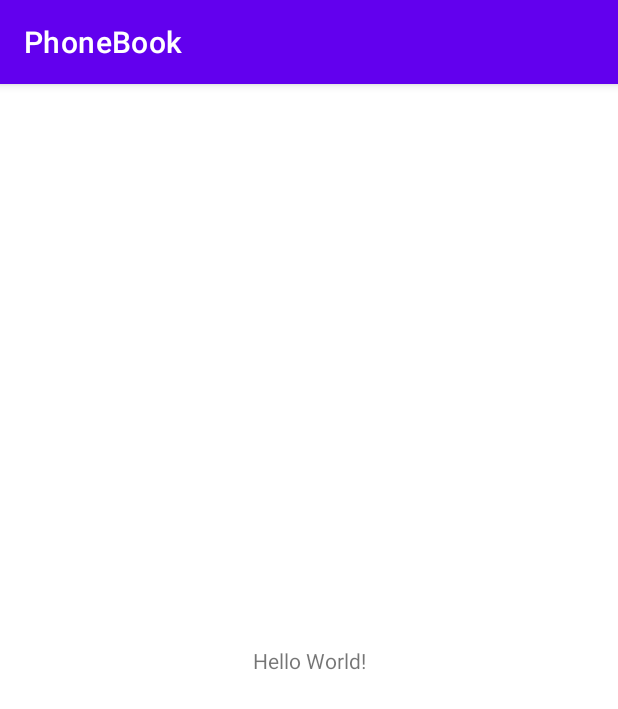
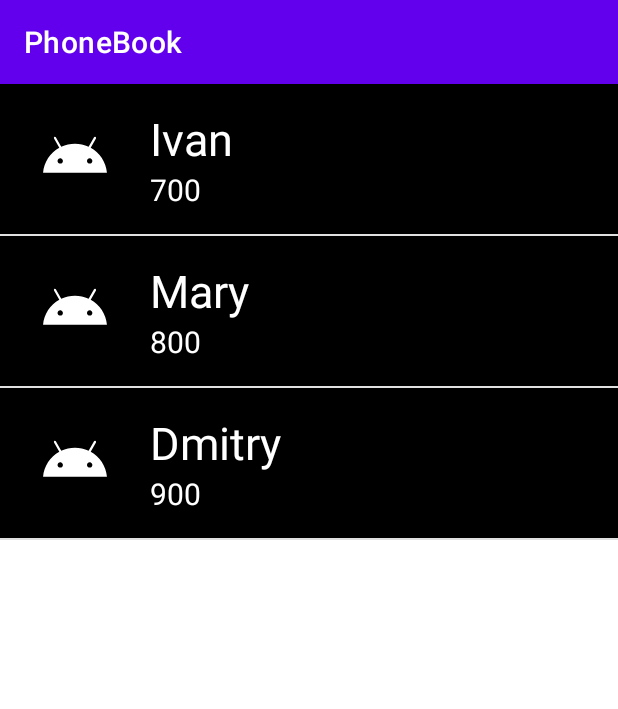
Before and after one commit to ArtemSitnikovProgrammer/Eltex-Android-java-PhoneBook, an Android app: the screen it shows after launch (MainActivity), on a phone screen of 412 x 824 dp. Shown: the top 709 px of the screen. Run offline under Robolectric (Android 15) with nearby library versions, the phone set to English and light mode, and no system bars.

Commit message:
application appearance

```diff
--- a/app/src/main/java/ru/eltex/phonebook/MainActivity.java
+++ b/app/src/main/java/ru/eltex/phonebook/MainActivity.java
@@ -3,6 +3,11 @@ package ru.eltex.phonebook;
 import androidx.appcompat.app.AppCompatActivity;
 
 import android.os.Bundle;
+import android.view.View;
+import android.widget.AdapterView;
+import android.widget.ArrayAdapter;
+import android.widget.ListView;
+import android.widget.Toast;
 
 public class MainActivity extends AppCompatActivity {
 
@@ -10,5 +15,26 @@ public class MainActivity extends AppCompatActivity {
     protected void onCreate(Bundle savedInstanceState) {
         super.onCreate(savedInstanceState);
         setContentView(R.layout.activity_main);
+
+        ListView mainList = (ListView) findViewById(R.id.main_list);
+
+
+        User[] users = {
+                new User("Ivan", "700"),
+                new User("Mary", "800"),
+                new User("Dmitry", "900"),
+        };
+
+        PhoneAdapter phoneAdapter = new PhoneAdapter(this, users);
+        mainList.setAdapter(phoneAdapter);
+
+//        mainList.setOnItemClickListener(new AdapterView.OnItemClickListener() {
+//            @Override
+//            public void onItemClick(AdapterView<?> adapterView, View view, int position, long l) {
+//                System.out.println(users[position].getName());
+//                Toast.makeText(getApplicationContext(), users[position].getPhone(), Toast.LENGTH_SHORT).show();
+//            }
+//        });
     }
+
 }
--- /dev/null
+++ b/app/src/main/java/ru/eltex/phonebook/PhoneAdapter.java
@@ -0,0 +1,43 @@
+package ru.eltex.phonebook;
+
+import android.content.Context;
+import android.provider.ContactsContract;
+import android.view.LayoutInflater;
+import android.view.View;
+import android.view.ViewGroup;
+import android.widget.ArrayAdapter;
+import android.widget.ImageView;
+import android.widget.TextView;
+
+import androidx.annotation.NonNull;
+import androidx.annotation.Nullable;
+
+public class PhoneAdapter extends ArrayAdapter<User> {
+
+    private Context context;
+    private User[] users;
+
+    PhoneAdapter(Context context, User[] users){
+        super(context,R.layout.item, users);
+        this.context = context;
+        this.users = users;
+    }
+
+    @NonNull
+    @Override
+    public View getView(int position, @Nullable View convertView, @NonNull ViewGroup parent) {
+        LayoutInflater inflater = (LayoutInflater) context.getSystemService(Context.LAYOUT_INFLATER_SERVICE);
+        View view = inflater.inflate(R.layout.item, parent, false);
+
+        TextView name = (TextView) view.findViewById(R.id.name);
+        name.setText(this.users[position].getName());
+
+        TextView phone = (TextView) view.findViewById(R.id.phone);
+        phone.setText(this.users[position].getPhone());
+
+        ImageView imageView = (ImageView) view.findViewById(R.id.avatar);
+        imageView.setImageResource(R.drawable.ic_launcher_foreground);
+
+        return view;
+    }
+}
--- /dev/null
+++ b/app/src/main/java/ru/eltex/phonebook/User.java
@@ -0,0 +1,28 @@
+package ru.eltex.phonebook;
+
+public class User {
+
+    private String name;
+    private String phone;
+
+    public User(String name, String phone){
+        this.name = name;
+        this.phone = phone;
+    }
+
+    public String getName() {
+        return name;
+    }
+
+    public void setName(String name) {
+        this.name = name;
+    }
+
+    public String getPhone() {
+        return phone;
+    }
+
+    public void setPhone(String phone) {
+        this.phone = phone;
+    }
+}
--- a/app/src/main/res/layout/activity_main.xml
+++ b/app/src/main/res/layout/activity_main.xml
@@ -1,18 +1,18 @@
 <?xml version="1.0" encoding="utf-8"?>
-<androidx.constraintlayout.widget.ConstraintLayout xmlns:android="http://schemas.android.com/apk/res/android"
+<LinearLayout xmlns:android="http://schemas.android.com/apk/res/android"
     xmlns:app="http://schemas.android.com/apk/res-auto"
     xmlns:tools="http://schemas.android.com/tools"
     android:layout_width="match_parent"
     android:layout_height="match_parent"
+    android:orientation="vertical"
     tools:context=".MainActivity">
 
-    <TextView
-        android:layout_width="wrap_content"
-        android:layout_height="wrap_content"
-        android:text="Hello World!"
-        app:layout_constraintBottom_toBottomOf="parent"
-        app:layout_constraintEnd_toEndOf="parent"
-        app:layout_constraintStart_toStartOf="parent"
-        app:layout_constraintTop_toTopOf="parent" />
+    <ListView
+        android:layout_width="match_parent"
+        android:layout_height="match_parent"
+        android:id="@+id/main_list" />
 
-</androidx.constraintlayout.widget.ConstraintLayout>
+
+
+
+</LinearLayout>
--- /dev/null
+++ b/app/src/main/res/layout/item.xml
@@ -0,0 +1,38 @@
+<?xml version="1.0" encoding="utf-8"?>
+<LinearLayout xmlns:android="http://schemas.android.com/apk/res/android"
+    android:orientation="horizontal"
+    android:layout_width="match_parent"
+    android:layout_height="100dp"
+    android:background="@color/black"
+    >
+
+    <ImageView
+        android:layout_width="100dp"
+        android:layout_height="100dp"
+        android:id="@+id/avatar" />
+
+    <LinearLayout
+        android:layout_width="wrap_content"
+        android:layout_height="wrap_content"
+        android:layout_gravity="center_vertical"
+        android:orientation="vertical">
+
+        <TextView
+            android:layout_width="wrap_content"
+            android:layout_height="wrap_content"
+            android:id="@+id/name"
+            android:textSize="30dp"
+            android:textColor="#FFFFFF"
+            android:text="ФИО" />
+
+        <TextView
+            android:layout_width="wrap_content"
+            android:layout_height="wrap_content"
+            android:id="@+id/phone"
+            android:textSize="20dp"
+            android:textColor="#FFFFFF"
+            android:text="Телефон" />
+
+    </LinearLayout>
+
+</LinearLayout>
```
